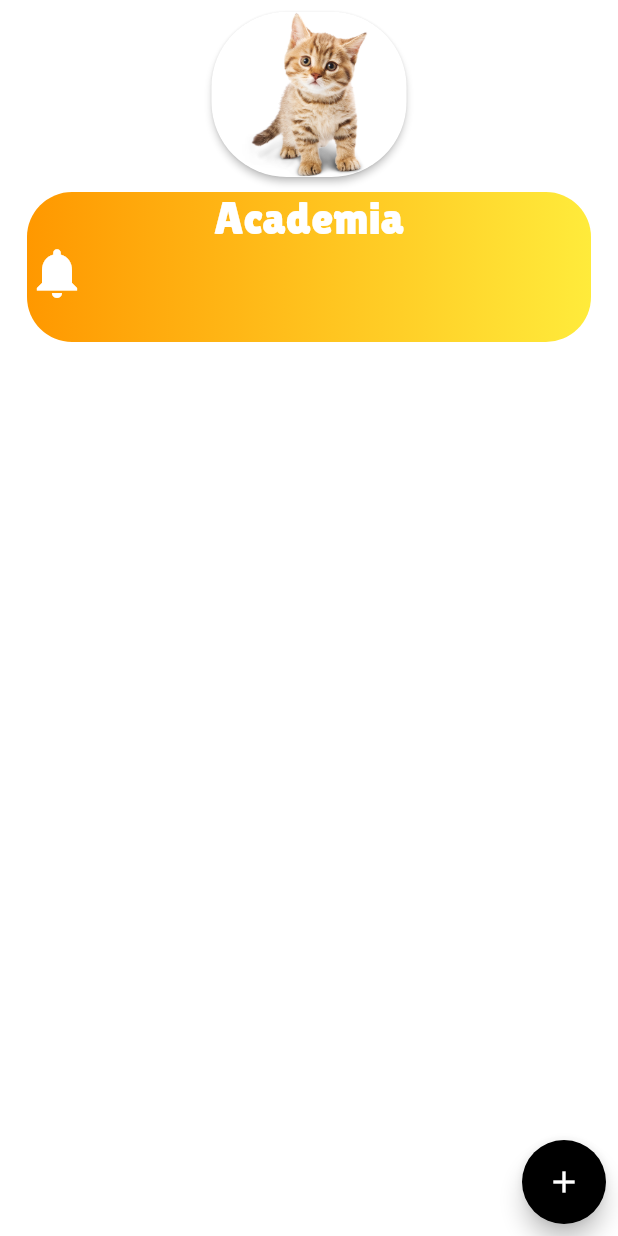
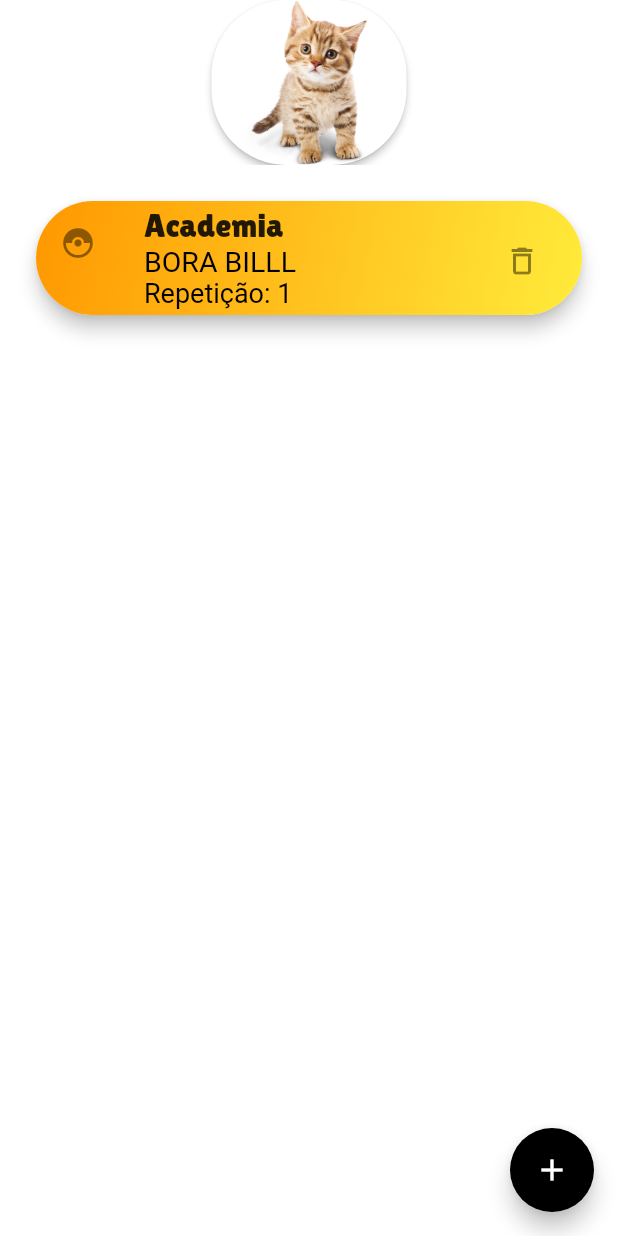
Before and after one commit to MaaLuu21/Duit, a Flutter app: the Tela_principal screen opened by its route, on a phone screen of 412 x 824 dp. Run offline on Flutter 3.47's test engine with Material 2 defaults, Android fonts, the phone set to English and light mode, and no system bars; our stand-ins replace awesome_notifications, cloud_firestore, easy_splash_screen, firebase_core, flare_flutter; accounts and stored records are empty.

Commit message:
atualização

```diff
--- /dev/null
+++ b/agenda_app/lib/model/adiciona.dart
@@ -0,0 +1,7 @@
+class Adiciona {
+  final String titulo;
+  final String descricao;
+  final int repeticao;
+
+  Adiciona(this.titulo, this.descricao, this.repeticao);
+}
--- a/agenda_app/lib/view/splashView.dart
+++ b/agenda_app/lib/view/splashView.dart
@@ -1,8 +1,9 @@
 import 'package:agenda_app/view/tela_login.dart';
+import 'package:agenda_app/view/tela_princiapal.dart';
 import 'package:easy_splash_screen/easy_splash_screen.dart';
 import 'package:flutter/material.dart';
 
-import 'package:agenda_app/view/tela_principal.dart';
+
 
 class SplashView extends StatelessWidget {
   const SplashView({super.key});
--- /dev/null
+++ b/agenda_app/lib/view/tela_princiapal.dart
@@ -0,0 +1,163 @@
+import 'package:agenda_app/model/adicionar1.dart';
+import 'package:flutter/material.dart';
+
+import '../model/adiciona.dart';
+
+//STATEFUL stf+TAB
+class Tela_principal extends StatefulWidget {
+  const Tela_principal({super.key});
+
+  @override
+  State<Tela_principal> createState() => _Tela_principalState();
+}
+
+class _Tela_principalState extends State<Tela_principal> {
+  //Atributos
+  List<Adiciona> lista = [];
+  var index;
+  var txtNome = TextEditingController();
+  var txtDose = TextEditingController();
+  var ValRepeticao = 1;
+
+  @override
+  void initState() {
+    index = -1;
+    lista.add(Adiciona('Academia', 'BORA BILLL', ValRepeticao));
+
+    super.initState();
+  }
+
+  @override
+  Widget build(BuildContext context) {
+    return Scaffold(
+      backgroundColor: Colors.white,
+      body: Column(
+        children: [
+          Column(children: [
+            ElevatedButton(
+              style: ElevatedButton.styleFrom(
+                primary: Color.fromARGB(255, 255, 255, 255),
+                shadowColor: Colors.black,
+                shape: RoundedRectangleBorder(
+                  borderRadius: BorderRadius.circular(50),
+                ),
+              ),
+              child: Container(
+                height: 110,
+                child: Image.asset(
+                  'assets/images/perfil.png',
+                  height: 100,
+                ),
+              ),
+              onPressed: () {
+                Navigator.pushNamed(context, 'perfil');
+              },
+            ),
+          ]),
+          Expanded(
+            flex: 2,
+            child: listar(),
+          ),
+        ],
+      ),
+      floatingActionButton: FloatingActionButton(
+        child: Icon(
+          Icons.add,
+        ),
+        backgroundColor: Colors.black,
+        onPressed: () {
+          receber(context);
+        },
+      ),
+      //BARRA DE STATUS
+      //persistentFooterButtons: [
+      //Text('Total de Remédios: ${lista.length}'),
+      //],
+    );
+  }
+
+  receber(BuildContext context) async {
+    final result = await Navigator.push(
+        context,
+        MaterialPageRoute(
+          builder: (context) => const Adicionar(),
+        ));
+    setState(() {
+      lista.add(result);
+    });
+  }
+
+  listar() {
+    return Container(
+      padding: EdgeInsets.all(20),
+      color: Colors.white,
+      child: ListView.builder(
+        //Definir a quantidade de elementos
+        itemCount: lista.length,
+        //Definir a aparência dos elementos
+        itemBuilder: (context, index) {
+          return Container(
+            child: Card(
+              elevation: 5,
+              shape: RoundedRectangleBorder(
+                borderRadius: BorderRadius.circular(50),
+              ),
+              child: Container(
+                decoration: BoxDecoration(
+                  gradient: LinearGradient(
+                    colors: [Colors.orange, Colors.yellow],
+                    begin: Alignment.topLeft,
+                    end: Alignment.bottomRight,
+                  ),
+                  borderRadius: BorderRadius.circular(50),
+                ),
+                child: ListTile(
+                  leading: Icon(Icons.catching_pokemon),
+                  title: Text(
+                    lista[index].titulo,
+                    style: TextStyle(fontSize: 22, fontFamily: 'Lilita'),
+                  ),
+                  subtitle: Column(
+                    crossAxisAlignment: CrossAxisAlignment.start,
+                    children: [
+                      Text(
+                        lista[index].descricao,
+                        style: TextStyle(fontSize: 19, color: Colors.black),
+                      ),
+                      Text(
+                        'Repetição: ${lista[index].repeticao}',
+                        style: TextStyle(fontSize: 18, color: Colors.black),
+                      ),
+                    ],
+                  ),
+                  trailing: IconButton(
+                    icon: Icon(Icons.delete_outline),
+                    onPressed: () {
+                      setState(() {
+                        lista.removeAt(index);
+                      });
+                    },
+                  ),
+                  onTap: () {
+                    setState(() {
+                      this.index = index;
+                      txtNome.text = lista[index].titulo;
+                      txtDose.text = lista[index].descricao;
+                    });
+                  },
+                ),
+              ),
+            ),
+          );
+        },
+      ),
+    );
+  }
+
+  mensagem(msg) {
+    ScaffoldMessenger.of(context).showSnackBar(SnackBar(
+      duration: Duration(seconds: 2),
+      content: Text(msg),
+    ));
+  }
+}
--- a/agenda_app/lib/view/tela_principal.dart
+++ /dev/null
@@ -1,111 +0,0 @@
-import 'dart:ffi';
-import 'dart:ui';
-
-import 'package:agenda_app/view/perfil.dart';
-import 'package:awesome_notifications/awesome_notifications.dart';
-import 'package:flutter/material.dart';
-
-
-
-class Tela_principal extends StatefulWidget {
-  const Tela_principal({super.key});
-
-  @override
-  State<Tela_principal> createState() => _Tela_principalState();
-}
-
-class _Tela_principalState extends State<Tela_principal> {
-  @override
-
-  Widget build(BuildContext context) {
-    return Scaffold(
-      backgroundColor: Colors.white,
-      body: Center(
-        child: Padding(
-          padding: const EdgeInsets.all(8.0),
-          child: Column(
-            children: [
-              ElevatedButton(
-                style: ElevatedButton.styleFrom(
-                  primary: Color.fromARGB(255, 255, 255, 255),
-                  shadowColor: Colors.black,
-                  shape: RoundedRectangleBorder(
-                    borderRadius: BorderRadius.circular(50),
-                  ),
-                ),
-                child: Container(
-                  height: 110,
-                  child: Image.asset(
-                    'assets/images/perfil.png',
-                    height: 100,
-                  ),
-                ),
-                onPressed: () {
-                  Navigator.pushNamed(context, 'perfil');
-                },
-              ),
-              ListView(
-                shrinkWrap: true,
-                children: [
-                  Container(
-                    height: 100,
-                    margin: EdgeInsets.all(10),
-                    decoration: BoxDecoration(
-                      gradient: LinearGradient(
-                          colors: [Colors.orange, Colors.yellow]),
-                      borderRadius: BorderRadius.all(Radius.circular(30)),
-                    ),
-                    child: Column(
-                      mainAxisAlignment: MainAxisAlignment.start,
-                      crossAxisAlignment: CrossAxisAlignment.center,
-                      children: [
-                        Text(
-                          'Academia',
-                          style: TextStyle(
-                              fontFamily: 'Lilita',
-                              fontSize: 30,
-                              color: Colors.white),
-                        ),
-                        Row(
-                          crossAxisAlignment: CrossAxisAlignment.start,
-                          children: [
-                            Column(
-                              children: [
-                                Icon(
-                                  Icons.notifications,
-                                  color: Colors.white,
-                                  size: 40,
-                                ),
-                              ],
-                            ),
-                          ],
-                        )
-                      ],
-                    ),
-                  ),
-                ],
-              ),
-              Expanded(
-                child: Stack(alignment: Alignment.bottomRight, children: [
-                  Container(
-                    margin: EdgeInsets.all(10),
-                    decoration: BoxDecoration(
-                      borderRadius: BorderRadius.all(Radius.circular(50)),
-                    ),
-                  ),
-                  FloatingActionButton(
-                    backgroundColor: Colors.black,
-                    onPressed: () {
-                      Navigator.pushNamed(context, 'adicionar');
-                    },
-                    child: Icon(Icons.add),
-                  ),
-                ]),
-              ),
-            ],
-          ),
-        ),
-      ),
-    );
-  }
-}
--- a/agenda_app/pubspec.yaml
+++ b/agenda_app/pubspec.yaml
@@ -36,6 +36,9 @@ dependencies:
   flare_flutter: ^3.0.2
   flutter:
     sdk: flutter
+  firebase_core: ^2.12.0
+  cloud_firestore: ^4.6.0
+  firebase_auth: ^4.5.0
 
 
 dev_dependencies:
```
Also changed, not shown: agenda_app/lib/adicionar.dart (deleted, +0 -124 lines), agenda_app/lib/main.dart (+7 -5 lines), agenda_app/lib/model/adicionar1.dart (added, +177 -0 lines), agenda_app/lib/view/controller/tarefa_controller.dart (added, +20 -0 lines), agenda_app/google simbolo.png (added), agenda_app/lib/firebase_options.dart (added), agenda_app/lib/view/controller/loginController.dart (added), agenda_app/lib/view/editar_perfil.dart (renamed from agenda_app/lib/editar_perfil.dart), agenda_app/lib/view/firebase_options.dart (added), agenda_app/lib/view/util.dart (added), agenda_app/pubspec.lock, 9 other files.
